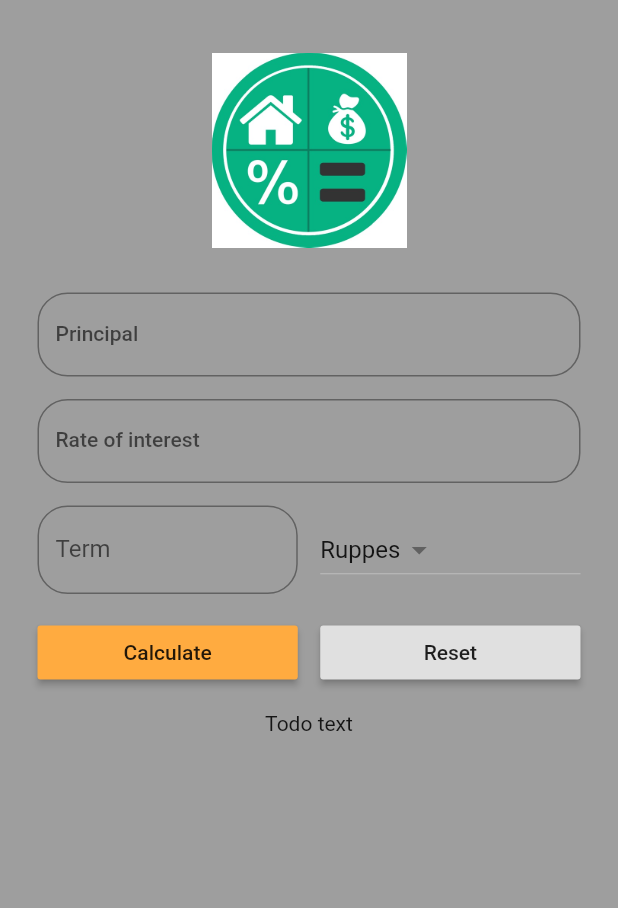
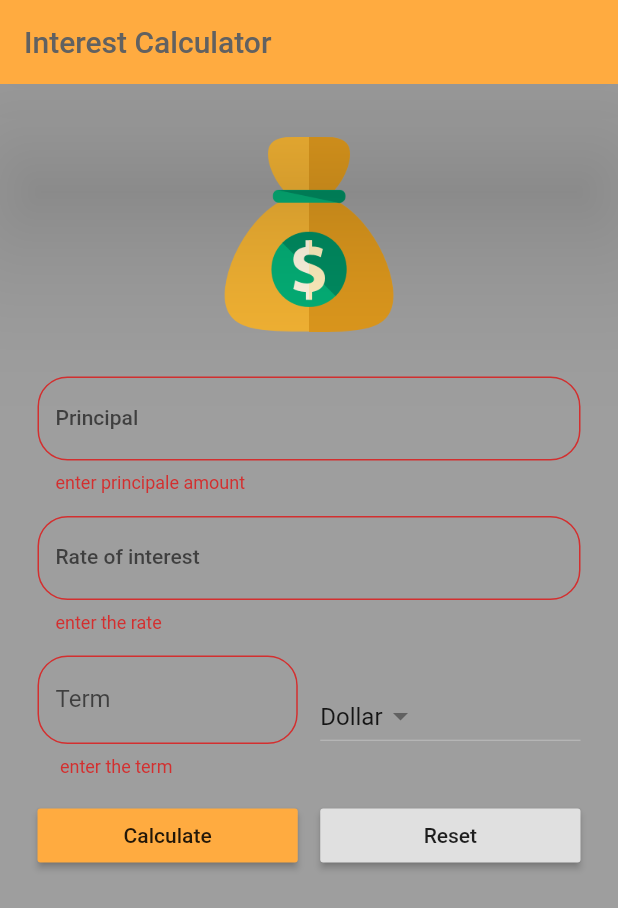
Before and after one commit to tarek-kalkal/interest-calculator-app, a Flutter app: the screen it shows after launch, after a tap on "Calculate", on a phone screen of 412 x 824 dp. Shown: the top 908 px of the screen. Run offline on Flutter 3.47's test engine with Material 2 defaults, Android fonts, the phone set to English and light mode, and no system bars.

Commit message:
initial commit

```diff
--- a/lib/main.dart
+++ b/lib/main.dart
@@ -1,9 +1,14 @@
 import 'package:flutter/material.dart';
 
 void main() => runApp(MaterialApp(
-    debugShowCheckedModeBanner: false, title: ("interest calculator "), home: Body(),
-    color: Colors.red
-    ,theme: ThemeData(accentColor: Colors.green,primaryColor: Colors.greenAccent,scaffoldBackgroundColor: Colors.grey),
+      debugShowCheckedModeBanner: false,
+      title: ("interest calculator "),
+      home: Body(),
+      color: Colors.orangeAccent,
+      theme: ThemeData(
+          accentColor: Colors.green,
+          primaryColor: Colors.greenAccent,
+          scaffoldBackgroundColor: Colors.grey),
     ));
 
 class Body extends StatefulWidget {
@@ -15,30 +20,47 @@ class Body extends StatefulWidget {
 
 class _Dev extends State<Body> {
   final _minimumPadding = 5.0;
-  var _currencies = ['Ruppes', 'Dollars', 'Pounds'];
-
+  var _currencies = ['euro', 'Dollar', 'Dinar'];
+  var _currentItemSelected = 'Dollar';
+  var displayResult = '';
+  var _fromKey = GlobalKey<FormState>();
+  TextEditingController principalController = TextEditingController();
+  TextEditingController ratecontroller = TextEditingController();
+  TextEditingController termController = TextEditingController();
   @override
   Widget build(BuildContext context) {
     TextStyle textStyle = Theme.of(context).textTheme.button;
     return Scaffold(
       //resizeToAvoidBottomPadding: false,
-     /* appBar: AppBar(
-        /*title: Text(
+      appBar: AppBar(
+        backgroundColor: Colors.orangeAccent,
+        elevation: 50.0,
+        brightness: Brightness.dark,
+        title: Text(
           "Interest Calculator",
-          style: TextStyle(fontSize: 20.0),
-        ),*/
-      ),*/
-      body: Container(
-
+          style: TextStyle(fontSize: 20.0, color: Colors.grey[700]),
+        ),
+      ),
+      body: Form(
+        key: _fromKey,
         child: ListView(
           children: <Widget>[
             getImagesAssets(),
             Padding(
                 padding: EdgeInsets.only(
-                    top: _minimumPadding, bottom: _minimumPadding + 5, right: _minimumPadding * 5,left: _minimumPadding * 5),
-                child: TextField(
+                    top: _minimumPadding,
+                    bottom: _minimumPadding + 5,
+                    right: _minimumPadding * 5,
+                    left: _minimumPadding * 5),
+                child: TextFormField(
                   keyboardType: TextInputType.number,
                   style: textStyle,
+                  controller: principalController,
+                  validator: (String value) {
+                    if (value.isEmpty) {
+                      return 'enter principale amount';
+                    }
+                  },
                   decoration: InputDecoration(
                       labelText: 'Principal',
                       hintText: 'Enter principal eg 1200',
@@ -47,10 +69,19 @@ class _Dev extends State<Body> {
                 )),
             Padding(
                 padding: EdgeInsets.only(
-                    top: _minimumPadding, bottom: _minimumPadding + 5, right: _minimumPadding * 5,left: _minimumPadding * 5),
-                child: TextField(
+                    top: _minimumPadding,
+                    bottom: _minimumPadding + 5,
+                    right: _minimumPadding * 5,
+                    left: _minimumPadding * 5),
+                child: TextFormField(
                   style: textStyle,
                   keyboardType: TextInputType.number,
+                  controller: ratecontroller,
+                  validator: (String value) {
+                    if (value.isEmpty) {
+                      return 'enter the rate';
+                    }
+                  },
                   decoration: InputDecoration(
                       labelText: 'Rate of interest ',
                       hintText: 'IN present',
@@ -59,15 +90,24 @@ class _Dev extends State<Body> {
                 )),
             Padding(
                 padding: EdgeInsets.only(
-                    top: _minimumPadding, bottom: _minimumPadding + 5, right: _minimumPadding * 5,left: _minimumPadding * 5),
+                    top: _minimumPadding,
+                    bottom: _minimumPadding + 5,
+                    right: _minimumPadding * 5,
+                    left: _minimumPadding * 5),
                 child: Row(
                   children: <Widget>[
                     Expanded(
-                        child: TextField(
-                          keyboardType: TextInputType.number,
+                        child: TextFormField(
+                      keyboardType: TextInputType.number,
+                      controller: termController,
+                      validator: (String value) {
+                        if (value.isEmpty) {
+                          return ' enter the term';
+                        }
+                      },
                       decoration: InputDecoration(
                           labelText: 'Term ',
-                          hintText: 'Time in years',
+                          hintText: 'Time in year',
                           border: OutlineInputBorder(
                               borderRadius: BorderRadius.circular(20.0))),
                     )),
@@ -82,35 +122,59 @@ class _Dev extends State<Body> {
                           child: Text(value),
                         );
                       }).toList(),
-                      value: 'Ruppes',
-                      onChanged: (String newValueSelected) {},
+                      value: _currentItemSelected,
+                      onChanged: (String newValueSelected) {
+                        setState(() {
+                          this._currentItemSelected = newValueSelected;
+                        });
+                        //_onDropDownItemSelected(newValueSelected);
+                      },
                     ))
                   ],
                 )),
             Padding(
                 padding: EdgeInsets.only(
-                    top: _minimumPadding, bottom: _minimumPadding + 5, right: _minimumPadding * 5,left: _minimumPadding * 5),
+                    top: _minimumPadding,
+                    bottom: _minimumPadding + 5,
+                    right: _minimumPadding * 5,
+                    left: _minimumPadding * 5),
                 child: Row(
                   children: <Widget>[
                     Expanded(
                       child: RaisedButton(
                         color: Colors.orangeAccent,
                         child: Text("Calculate"),
-                        onPressed: () {},
+                        onPressed: () {
+                          setState(() {
+                            if (_fromKey.currentState.validate()) {
+                              _calculateInterest();
+                              this.displayResult = _calculateInterest();
+                            }
+                          });
+                        },
                       ),
                     ),
-                    Container(width: 15,),
+                    Container(
+                      width: 15,
+                    ),
                     Expanded(
                       child: RaisedButton(
-                        child: Text("Reset"),
-                        onPressed: () {},
-                      ),
+                          child: Text("Reset"),
+                          onPressed: () {
+                            setState(() {
+                              principalController.text = '';
+                              termController.text = '';
+                              ratecontroller.text = '';
+                              displayResult = '';
+                            });
+                          }),
                     )
                   ],
-                )) ,
-                Padding(
-                  padding:EdgeInsets.only( top: _minimumPadding, bottom: _minimumPadding ),
-                  child:  Text("Todo text",textAlign: TextAlign.center),)
+                )),
+            Padding(
+              padding: EdgeInsets.all(_minimumPadding * 2),
+              child: Text(displayResult, textAlign: TextAlign.center,style: TextStyle(color: Colors.white,fontSize: 18),),
+            )
           ],
         ),
       ),
@@ -118,7 +182,7 @@ class _Dev extends State<Body> {
   }
 
   Widget getImagesAssets() {
-    AssetImage assetImage = AssetImage('assets/images/pic.jpg');
+    AssetImage assetImage = AssetImage('assets/images/pic.png');
     Image image = Image(
       image: assetImage,
       width: 100.0,
@@ -126,7 +190,19 @@ class _Dev extends State<Body> {
     );
     return Container(
       child: image,
-      padding: EdgeInsets.only(bottom: _minimumPadding + 20,top: _minimumPadding +30),
+      padding: EdgeInsets.only(
+          bottom: _minimumPadding + 20, top: _minimumPadding + 30),
     );
   }
+
+  String _calculateInterest() {
+    double principle = double.parse(principalController.text);
+    double rate = double.parse(ratecontroller.text);
+    double term = double.parse(termController.text);
+
+    double totalAmpunt = principle + (principle * rate * term) / 100;
+    String result =
+        'After $term years , your investment will be worth $totalAmpunt $_currentItemSelected ';
+    return result;
+  }
 }
--- a/pubspec.yaml
+++ b/pubspec.yaml
@@ -39,7 +39,7 @@ flutter:
   uses-material-design: true
   # To add assets to your application, add an assets section, like this:
   assets:
-    - assets/images/pic.jpg
+    - assets/images/pic.png
   #  - images/a_dot_ham.jpeg
   # An image asset can refer to one or more resolution-specific "variants", see
   # https://flutter.dev/assets-and-images/#resolution-aware.
```
Also changed, not shown: assets/images/pic.jpg (deleted), assets/images/pic.png (added).
